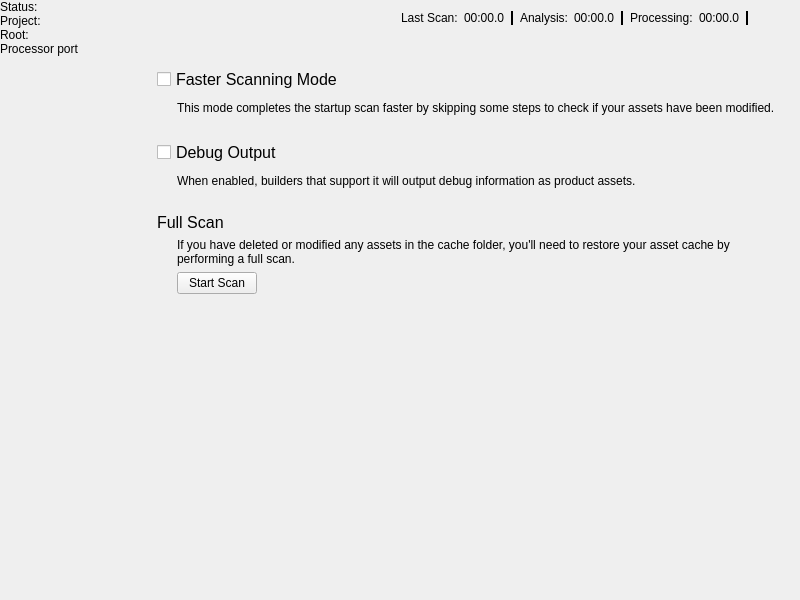
First picture: the form in Code/Tools/AssetProcessor/native/ui/MainWindow.ui, repository o3de/o3de, before the edit.
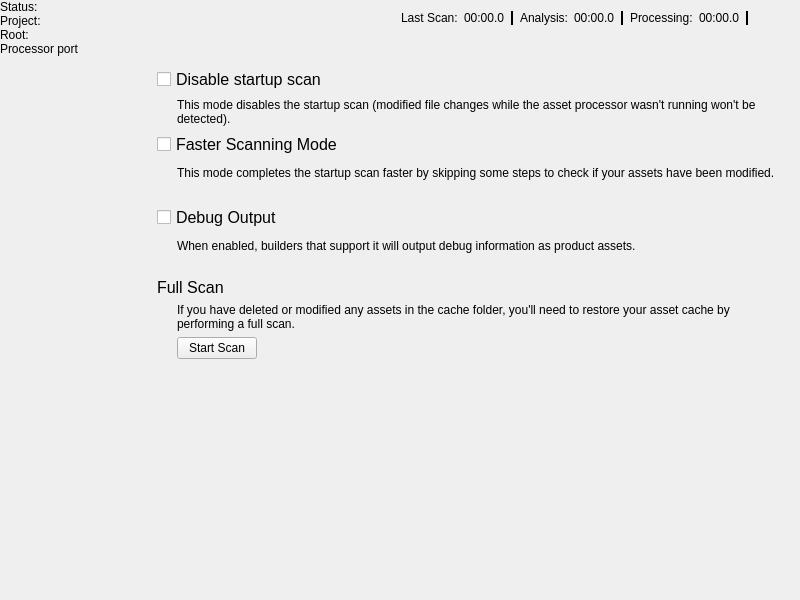
Second picture: the form after the edit. The open tabs and pages were chosen to show the change. Icons and pictures are not drawn. Custom widgets are drawn as their Qt base class.

Commit message:
AssetProcessor: allow to disable initial scan (#10056)
AssetProcessor: allow to disable initial scan

```diff
--- a/Code/Tools/AssetProcessor/native/ui/MainWindow.ui
+++ b/Code/Tools/AssetProcessor/native/ui/MainWindow.ui
@@ -1469,6 +1469,49 @@
         </widget>
         <widget class="QWidget" name="ToolsPage">
          <layout class="QVBoxLayout" name="verticalLayout_3">
+          <item>
+           <widget class="QCheckBox" name="skipinitialdatabaseCheck">
+            <property name="styleSheet">
+             <string notr="true">font: 12pt;</string>
+            </property>
+            <property name="text">
+             <string>Disable startup scan</string>
+            </property>
+           </widget>
+          </item>
+          <item>
+           <layout class="QHBoxLayout" name="skipinitialcheck_horizontalLayout">
+            <item>
+             <spacer name="indentSpacer1">
+              <property name="orientation">
+               <enum>Qt::Horizontal</enum>
+              </property>
+              <property name="sizeType">
+               <enum>QSizePolicy::Fixed</enum>
+              </property>
+              <property name="sizeHint" stdset="0">
+               <size>
+                <width>20</width>
+                <height>20</height>
+               </size>
+              </property>
+             </spacer>
+            </item>
+            <item>
+             <widget class="QLabel" name="skipinitialdatabaseDescription">
+              <property name="text">
+               <string>&lt;html&gt;&lt;head/&gt;&lt;body&gt;&lt;p&gt;This mode disables the startup scan (modified file changes while the asset processor wasn't running won't be detected).&lt;/p&gt;&lt;/body&gt;&lt;/html&gt;</string>
+              </property>
+              <property name="scaledContents">
+               <bool>false</bool>
+              </property>
+              <property name="wordWrap">
+               <bool>true</bool>
+              </property>
+             </widget>
+            </item>
+           </layout>
+          </item>
           <item>
            <widget class="QCheckBox" name="modtimeSkippingCheckBox">
             <property name="styleSheet">
```
The commit also changes 5 other files.
